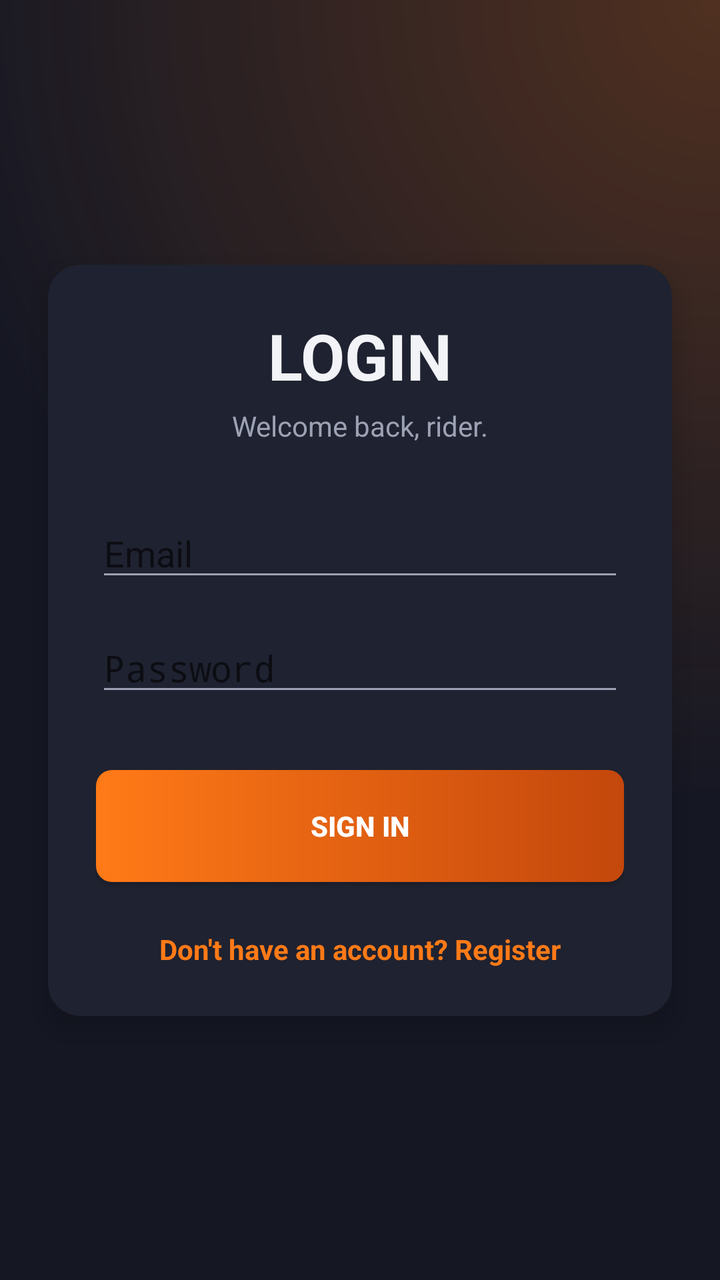
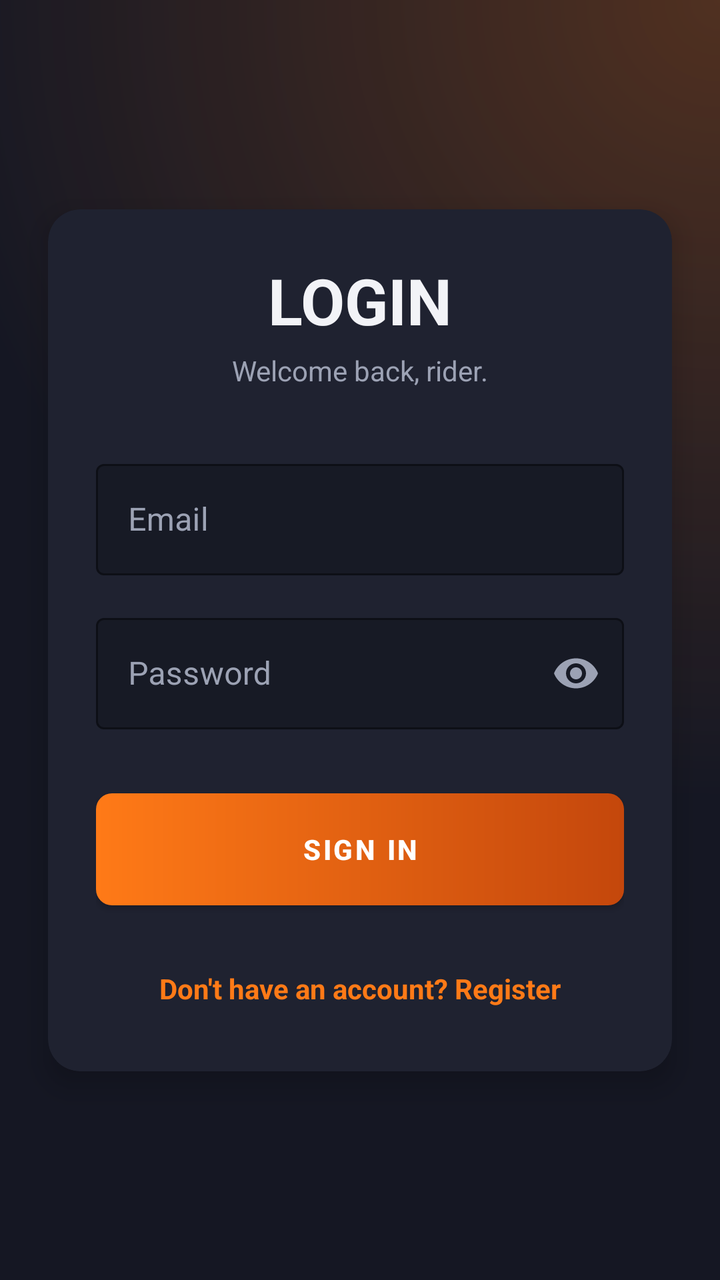

An Android layout rendered at two revisions. The XML below is the earlier revision; the diff shows what the commit changed to produce the second picture.
<!-- AndroidManifest.xml: application theme Theme.MotoMeet -->
<!-- res/layout/activity_login.xml -->
<?xml version="1.0" encoding="utf-8"?>
<androidx.constraintlayout.widget.ConstraintLayout xmlns:android="http://schemas.android.com/apk/res/android"
    xmlns:app="http://schemas.android.com/apk/res-auto"
    xmlns:tools="http://schemas.android.com/tools"
    android:layout_width="match_parent"
    android:layout_height="match_parent"
    android:background="@drawable/bg_auth"
    tools:context=".ui.auth.LoginActivity">

    <androidx.cardview.widget.CardView
        android:layout_width="match_parent"
        android:layout_height="wrap_content"
        android:layout_margin="24dp"
        app:cardBackgroundColor="@color/bg_panel"
        app:cardCornerRadius="16dp"
        app:cardElevation="8dp"
        app:layout_constraintBottom_toBottomOf="parent"
        app:layout_constraintTop_toTopOf="parent">

        <LinearLayout
            android:layout_width="match_parent"
            android:layout_height="wrap_content"
            android:orientation="vertical"
            android:padding="24dp">

            <TextView
                android:layout_width="wrap_content"
                android:layout_height="wrap_content"
                android:layout_gravity="center"
                android:text="LOGIN"
                android:textColor="@color/text_main"
                android:textSize="32sp"
                android:textStyle="bold" />

            <TextView
                android:layout_width="wrap_content"
                android:layout_height="wrap_content"
                android:layout_gravity="center"
                android:layout_marginTop="4dp"
                android:text="Welcome back, rider."
                android:textColor="@color/text_soft"
                android:textSize="14sp" />

            <EditText
                android:id="@+id/etEmail"
                android:layout_width="match_parent"
                android:layout_height="wrap_content"
                android:layout_marginTop="32dp"
                android:hint="Email"
                android:inputType="textEmailAddress" />

            <EditText
                android:id="@+id/etPassword"
                android:layout_width="match_parent"
                android:layout_height="wrap_content"
                android:layout_marginTop="16dp"
                android:hint="Password"
                android:inputType="textPassword" />

            <Button
                android:id="@+id/btnLogin"
                android:layout_width="match_parent"
                android:layout_height="56dp"
                android:layout_marginTop="32dp"
                android:background="@drawable/bg_button_primary"
                android:text="SIGN IN"
                android:textColor="@color/white"
                android:textStyle="bold"
                app:backgroundTint="@null" />

            <TextView
                android:id="@+id/tvGoToRegister"
                android:layout_width="wrap_content"
                android:layout_height="wrap_content"
                android:layout_gravity="center"
                android:layout_marginTop="24dp"
                android:text="Don't have an account? Register"
                android:textColor="@color/accent"
                android:textStyle="bold" />

        </LinearLayout>
    </androidx.cardview.widget.CardView>

</androidx.constraintlayout.widget.ConstraintLayout>
<!-- resources referenced by this layout -->
<resources>
  <color name="accent">#ff7a17</color>
  <color name="bg_panel">#1f2230</color>
  <color name="text_main">#f2f3f7</color>
  <color name="text_soft">#9ca2b4</color>
  <color name="white">#FFFFFFFF</color>
  <!-- drawable bg_button_primary (drawable) -->
  <?xml version="1.0" encoding="utf-8"?>
  <ripple xmlns:android="http://schemas.android.com/apk/res/android"
      android:color="#40FFFFFF">
      <item>
          <shape android:shape="rectangle">
              <gradient
                  android:angle="0"
                  android:endColor="@color/accent_deep"
                  android:startColor="@color/accent"
                  android:type="linear" />
              <corners android:radius="8dp" />
          </shape>
      </item>
  </ripple>
  <style name="Theme.MotoMeet" parent="Theme.AppCompat.DayNight.NoActionBar">
          
          <item name="colorPrimary">@color/accent</item>
          <item name="colorPrimaryDark">@color/bg_main</item>
          <item name="colorAccent">@color/accent</item>
  
          
          <item name="android:windowBackground">@color/bg_main</item>
          <item name="android:textColorPrimary">@color/text_main</item>
          <item name="android:textColorSecondary">@color/text_soft</item>
          <item name="editTextStyle">@style/MotoMeetEditText</item>
      </style>
  <color name="bg_main">#151723</color>
  <color name="accent_glow">#40FF7A17</color>
  <color name="accent_deep">#c4470c</color>
  <style name="MotoMeetEditText" parent="Widget.AppCompat.EditText">
          <item name="android:background">@drawable/bg_input</item>
          <item name="android:padding">12dp</item>
          <item name="android:textColor">@color/text_main</item>
          <item name="android:textColorHint">@color/text_soft</item>
      </style>
  <!-- drawable bg_input (drawable) -->
  <?xml version="1.0" encoding="utf-8"?>
  <shape xmlns:android="http://schemas.android.com/apk/res/android">
      <solid android:color="@color/bg_input" />
      <stroke
          android:width="1dp"
          android:color="@color/line" />
      <corners android:radius="8dp" />
  </shape>
  <color name="bg_input">#171a25</color>
  <color name="line">#2d3144</color>
  <!-- unchanged entries left out for length: 1 -->
</resources>

<!-- the commit's change to res/layout/activity_login.xml (unified diff, before → after) -->
@@ -41,21 +41,37 @@
                 android:textColor="@color/text_soft"
                 android:textSize="14sp" />
 
-            <EditText
-                android:id="@+id/etEmail"
+            <com.google.android.material.textfield.TextInputLayout
+                style="@style/MotoMeetInputLayout"
                 android:layout_width="match_parent"
                 android:layout_height="wrap_content"
                 android:layout_marginTop="32dp"
-                android:hint="Email"
-                android:inputType="textEmailAddress" />
+                android:hint="Email">
 
-            <EditText
-                android:id="@+id/etPassword"
+                <com.google.android.material.textfield.TextInputEditText
+                    android:id="@+id/etEmail"
+                    android:layout_width="match_parent"
+                    android:layout_height="wrap_content"
+                    android:inputType="textEmailAddress"
+                    android:textColor="@color/text_main" />
+            </com.google.android.material.textfield.TextInputLayout>
+
+            <com.google.android.material.textfield.TextInputLayout
+                style="@style/MotoMeetInputLayout"
                 android:layout_width="match_parent"
                 android:layout_height="wrap_content"
                 android:layout_marginTop="16dp"
                 android:hint="Password"
-                android:inputType="textPassword" />
+                app:passwordToggleEnabled="true"
+                app:passwordToggleTint="@color/text_soft">
+
+                <com.google.android.material.textfield.TextInputEditText
+                    android:id="@+id/etPassword"
+                    android:layout_width="match_parent"
+                    android:layout_height="wrap_content"
+                    android:inputType="textPassword"
+                    android:textColor="@color/text_main" />
+            </com.google.android.material.textfield.TextInputLayout>
 
             <Button
                 android:id="@+id/btnLogin"
@@ -74,6 +90,7 @@
                 android:layout_height="wrap_content"
                 android:layout_gravity="center"
                 android:layout_marginTop="24dp"
+                android:padding="8dp"
                 android:text="Don't have an account? Register"
                 android:textColor="@color/accent"
                 android:textStyle="bold" />
<!-- resource entries referenced after the edit -->
@@ -20,7 +20,14 @@
           </shape>
       </item>
   </ripple>
-  <style name="Theme.MotoMeet" parent="Theme.AppCompat.DayNight.NoActionBar">
+  <style name="MotoMeetInputLayout" parent="Widget.MaterialComponents.TextInputLayout.OutlinedBox">
+          <item name="boxStrokeColor">@color/accent</item>
+          <item name="hintTextColor">@color/accent</item>
+          <item name="android:textColorHint">@color/text_soft</item>
+          <item name="boxBackgroundColor">@color/bg_input</item>
+          <item name="android:textColor">@color/text_main</item>
+      </style>
+  <style name="Theme.MotoMeet" parent="Theme.MaterialComponents.DayNight.NoActionBar">
           
           <item name="colorPrimary">@color/accent</item>
           <item name="colorPrimaryDark">@color/bg_main</item>
@@ -30,7 +37,14 @@
           <item name="android:windowBackground">@color/bg_main</item>
           <item name="android:textColorPrimary">@color/text_main</item>
           <item name="android:textColorSecondary">@color/text_soft</item>
+  
+          
           <item name="editTextStyle">@style/MotoMeetEditText</item>
+  
+          
+          <item name="materialAlertDialogTheme">@style/MotoMeetDialog</item>
+          <item name="android:dialogTheme">@style/MotoMeetDialog</item>
+          <item name="android:alertDialogTheme">@style/MotoMeetDialog</item>
       </style>
   <color name="bg_main">#151723</color>
   <color name="accent_glow">#40FF7A17</color>
@@ -41,6 +55,22 @@
           <item name="android:textColor">@color/text_main</item>
           <item name="android:textColorHint">@color/text_soft</item>
       </style>
+  <style name="MotoMeetDialog" parent="Theme.MaterialComponents.Dialog.Alert">
+          <item name="android:windowBackground">@android:color/transparent</item>
+          <item name="android:background">@color/bg_panel</item>
+          <item name="colorSurface">@color/bg_panel</item>
+          <item name="android:textColorPrimary">@color/text_main</item>
+          <item name="android:textColorSecondary">@color/text_soft</item>
+          <item name="colorPrimary">@color/accent</item>
+          <item name="colorAccent">@color/accent</item>
+  
+          
+          <item name="android:colorBackground">@color/bg_panel</item>
+  
+          
+          <item name="buttonBarPositiveButtonStyle">@style/MotoMeetDialogButton</item>
+          <item name="buttonBarNegativeButtonStyle">@style/MotoMeetDialogButton</item>
+      </style>
   <!-- drawable bg_input (drawable) -->
   <?xml version="1.0" encoding="utf-8"?>
   <shape xmlns:android="http://schemas.android.com/apk/res/android">
@@ -50,6 +80,9 @@
           android:color="@color/line" />
       <corners android:radius="8dp" />
   </shape>
+  <style name="MotoMeetDialogButton" parent="Widget.MaterialComponents.Button.TextButton">
+          <item name="android:textColor">@color/accent</item>
+      </style>
   <color name="bg_input">#171a25</color>
   <color name="line">#2d3144</color>
   <!-- unchanged entries left out for length: 1 -->
